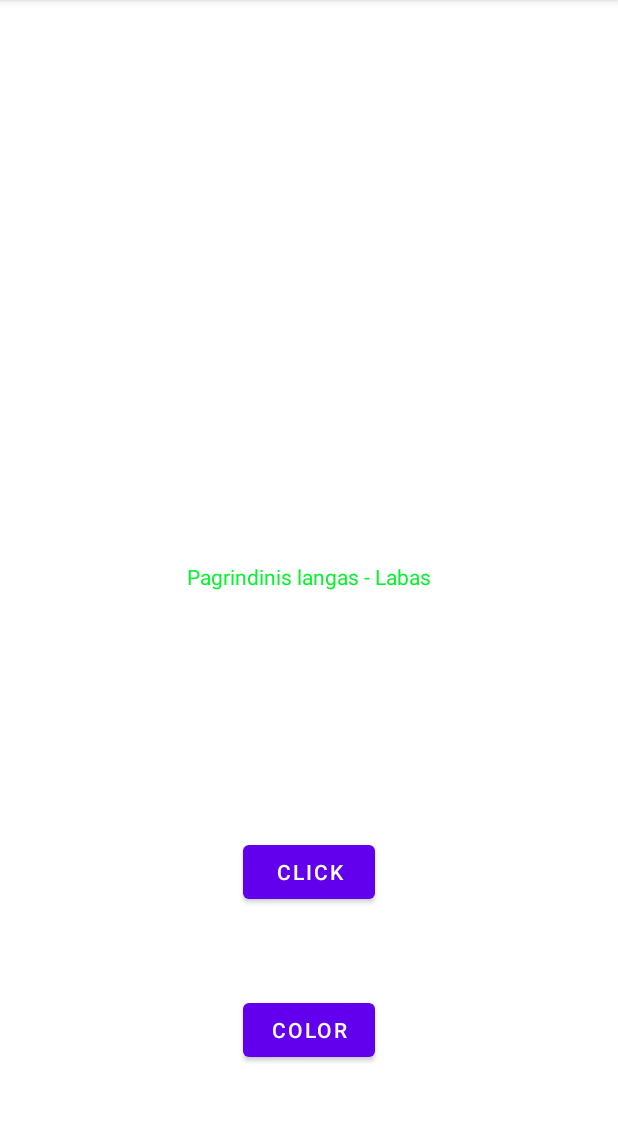
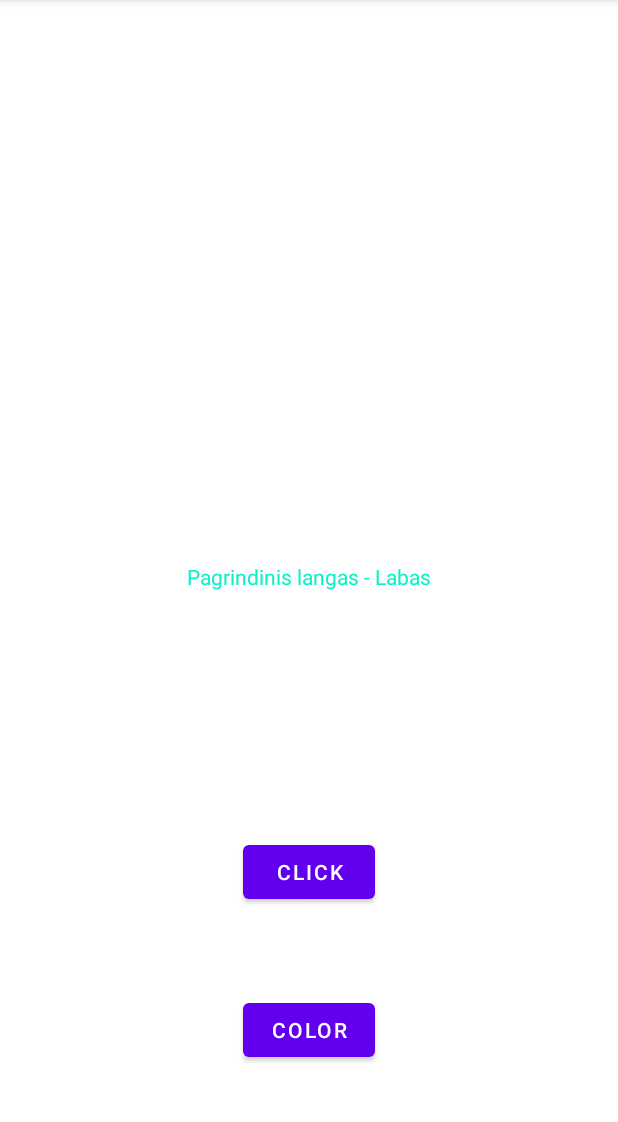
Before and after one commit to Lukaslalas/Laboratorinis.1, an Android app: the screen it shows after launch (MainActivity), after a tap on "COLOR", on a phone screen of 412 x 824 dp, the part 84-1206 px from its top. Run offline under Robolectric (Android 15) with nearby library versions, the phone set to English and light mode, and no system bars.

Commit message:
10 užduotis

```diff
--- a/app/src/main/java/com/example/laboratorinis1/MainActivity.java
+++ b/app/src/main/java/com/example/laboratorinis1/MainActivity.java
@@ -26,7 +26,7 @@ public class MainActivity extends AppCompatActivity {
 
 
         public void Color(View view) {
-        tvMain.setTextColor(Color.rgb(12,240,50));
+        tvMain.setTextColor(Color.rgb(12,240,200));
 
     }
 }
```
